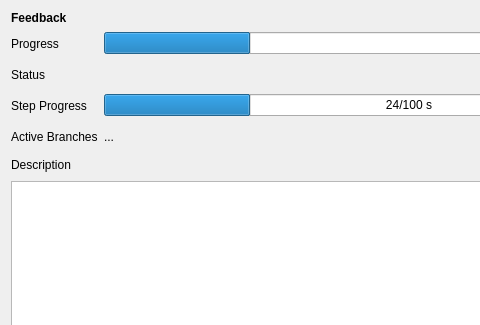
Qt form rqt_free_gait/resource/FreeGaitPlugin.ui (leggedrobotics/free_gait) before a commit; both pictures show x 0 to 480 and y 0 to 325 of the 725 by 475 pixel window.
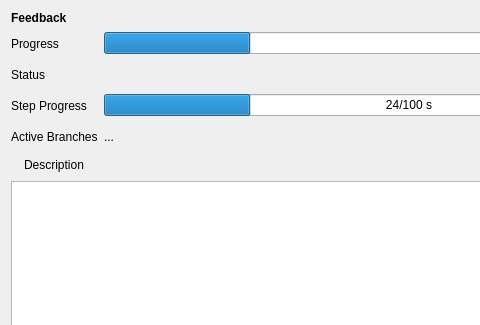
The same form after that commit. Icons and pictures are not drawn. Custom widgets are drawn as their Qt base class.

Commit message: [rqt_free_gait] debug description can now be expanded and collapsed

```diff
--- a/rqt_free_gait/resource/FreeGaitPlugin.ui
+++ b/rqt_free_gait/resource/FreeGaitPlugin.ui
@@ -16,7 +16,7 @@
   <property name="windowTitle">
    <string>Free Gait</string>
   </property>
-  <layout class="QVBoxLayout" name="verticalLayout">
+  <layout class="QVBoxLayout" name="verticalLayout" stretch="0,0,0,1,0,0">
    <item>
     <widget class="QLabel" name="label">
      <property name="text">
@@ -139,6 +139,16 @@
    </item>
    <item>
     <layout class="QHBoxLayout" name="horizontalLayout_4">
+     <item>
+      <widget class="rqt_free_gait::ClickableLabel" name="clickableLabelExpandCollapse">
+       <property name="text">
+        <string/>
+       </property>
+       <property name="pixmap">
+        <pixmap resource="resources.qrc">:/icons/16x16/expand.svg</pixmap>
+       </property>
+      </widget>
+     </item>
      <item>
       <widget class="QLabel" name="label_7">
        <property name="text">
@@ -310,6 +320,19 @@
      </item>
     </layout>
    </item>
+   <item>
+    <spacer name="verticalSpacer">
+     <property name="orientation">
+      <enum>Qt::Vertical</enum>
+     </property>
+     <property name="sizeHint" stdset="0">
+      <size>
+       <width>20</width>
+       <height>0</height>
+      </size>
+     </property>
+    </spacer>
+   </item>
    <item>
     <layout class="QHBoxLayout" name="horizontalLayout_3">
      <item>
@@ -362,6 +385,13 @@
    </item>
   </layout>
  </widget>
+ <customwidgets>
+  <customwidget>
+   <class>rqt_free_gait::ClickableLabel</class>
+   <extends>QLabel</extends>
+   <header>rqt_free_gait/ClickableLabel.h</header>
+  </customwidget>
+ </customwidgets>
  <tabstops>
   <tabstop>pushButtonGoTop</tabstop>
   <tabstop>pushButtonGoUp</tabstop>
```
Left out of the diff: 14 changed lines with no effect on the pictures. The commit also changes 8 other files.
